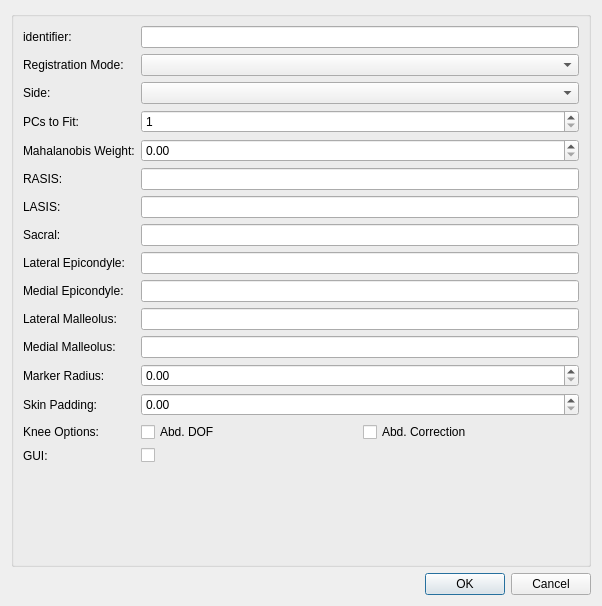
Old version of the form mapclientplugins/fieldworklowerlimbgenerationstep/qt/configuredialog.ui in the repository mapclient-plugins/fieldworklowerlimbgenerationstep.
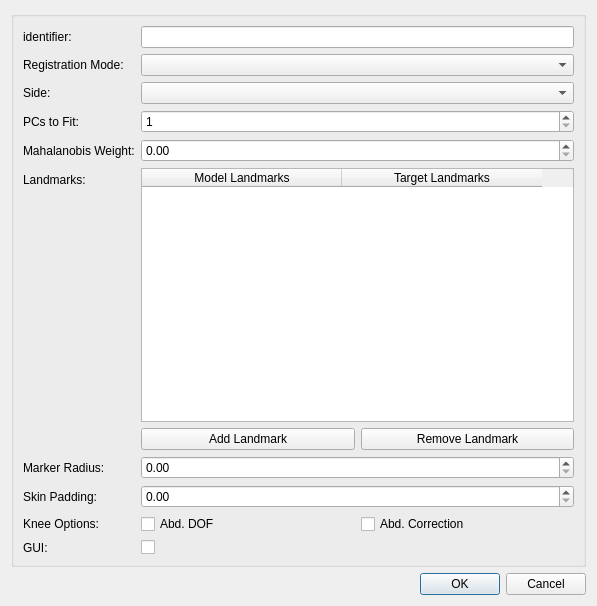
New version of the form.

Commit message: Landmark picking done using a table

Patch:
```diff
--- a/mapclientplugins/fieldworklowerlimbgenerationstep/qt/configuredialog.ui
+++ b/mapclientplugins/fieldworklowerlimbgenerationstep/qt/configuredialog.ui
@@ -6,7 +6,7 @@
    <rect>
     <x>0</x>
     <y>0</y>
-    <width>602</width>
+    <width>597</width>
     <height>606</height>
    </rect>
   </property>
@@ -20,6 +20,9 @@
       <string/>
      </property>
      <layout class="QFormLayout" name="formLayout">
+      <property name="fieldGrowthPolicy">
+       <enum>QFormLayout::AllNonFixedFieldsGrow</enum>
+      </property>
       <item row="0" column="0">
        <widget class="QLabel" name="label0">
         <property name="text">
@@ -37,6 +40,19 @@
         </property>
        </widget>
       </item>
+      <item row="1" column="1">
+       <widget class="QComboBox" name="comboBox_regmode"/>
+      </item>
+      <item row="2" column="0">
+       <widget class="QLabel" name="label_14">
+        <property name="text">
+         <string>Side:</string>
+        </property>
+       </widget>
+      </item>
+      <item row="2" column="1">
+       <widget class="QComboBox" name="comboBox_side"/>
+      </item>
       <item row="3" column="0">
        <widget class="QLabel" name="label">
         <property name="text">
@@ -71,84 +87,38 @@
       <item row="5" column="0">
        <widget class="QLabel" name="label_3">
         <property name="text">
-         <string>RASIS:</string>
+         <string>Landmarks:</string>
         </property>
        </widget>
       </item>
       <item row="6" column="0">
-       <widget class="QLabel" name="label_4">
+       <widget class="QLabel" name="label_12">
         <property name="text">
-         <string>LASIS:</string>
+         <string>Marker Radius:</string>
         </property>
        </widget>
       </item>
-      <item row="5" column="1">
-       <widget class="QLineEdit" name="lineEdit_RASIS"/>
-      </item>
       <item row="6" column="1">
-       <widget class="QLineEdit" name="lineEdit_LASIS"/>
-      </item>
-      <item row="1" column="1">
-       <widget class="QComboBox" name="comboBox_regmode"/>
-      </item>
-      <item row="7" column="1">
-       <widget class="QLineEdit" name="lineEdit_Sacral"/>
+       <widget class="QDoubleSpinBox" name="doubleSpinBox_markerRadius"/>
       </item>
       <item row="7" column="0">
-       <widget class="QLabel" name="label_9">
+       <widget class="QLabel" name="label_13">
         <property name="text">
-         <string>Sacral:</string>
+         <string>Skin Padding:</string>
         </property>
        </widget>
       </item>
+      <item row="7" column="1">
+       <widget class="QDoubleSpinBox" name="doubleSpinBox_skinPad"/>
+      </item>
       <item row="8" column="0">
-       <widget class="QLabel" name="label_5">
-        <property name="text">
-         <string>Lateral Epicondyle:</string>
-        </property>
-       </widget>
-      </item>
-      <item row="8" column="1">
-       <widget class="QLineEdit" name="lineEdit_LEC"/>
-      </item>
-      <item row="9" column="0">
-       <widget class="QLabel" name="label_6">
-        <property name="text">
-         <string>Medial Epicondyle:</string>
-        </property>
-       </widget>
-      </item>
-      <item row="9" column="1">
-       <widget class="QLineEdit" name="lineEdit_MEC"/>
-      </item>
-      <item row="10" column="0">
-       <widget class="QLabel" name="label_7">
-        <property name="text">
-         <string>Lateral Malleolus:</string>
-        </property>
-       </widget>
-      </item>
-      <item row="10" column="1">
-       <widget class="QLineEdit" name="lineEdit_LM"/>
-      </item>
-      <item row="11" column="0">
-       <widget class="QLabel" name="label_8">
-        <property name="text">
-         <string>Medial Malleolus:</string>
-        </property>
-       </widget>
-      </item>
-      <item row="11" column="1">
-       <widget class="QLineEdit" name="lineEdit_MM"/>
-      </item>
-      <item row="14" column="0">
        <widget class="QLabel" name="label_10">
         <property name="text">
          <string>Knee Options:</string>
         </property>
        </widget>
       </item>
-      <item row="14" column="1">
+      <item row="8" column="1">
        <layout class="QHBoxLayout" name="horizontalLayout">
         <item>
          <widget class="QCheckBox" name="checkBox_kneedof">
@@ -166,49 +136,61 @@
         </item>
        </layout>
       </item>
-      <item row="15" column="0">
+      <item row="9" column="0">
        <widget class="QLabel" name="label_11">
         <property name="text">
          <string>GUI:</string>
         </property>
        </widget>
       </item>
-      <item row="15" column="1">
+      <item row="9" column="1">
        <widget class="QCheckBox" name="checkBox_GUI">
         <property name="text">
          <string/>
         </property>
        </widget>
       </item>
-      <item row="12" column="0">
-       <widget class="QLabel" name="label_12">
-        <property name="text">
-         <string>Marker Radius:</string>
-        </property>
-       </widget>
-      </item>
-      <item row="13" column="0">
-       <widget class="QLabel" name="label_13">
-        <property name="text">
-         <string>Skin Padding:</string>
-        </property>
-       </widget>
-      </item>
-      <item row="12" column="1">
-       <widget class="QDoubleSpinBox" name="doubleSpinBox_markerRadius"/>
-      </item>
-      <item row="13" column="1">
-       <widget class="QDoubleSpinBox" name="doubleSpinBox_skinPad"/>
-      </item>
-      <item row="2" column="0">
-       <widget class="QLabel" name="label_14">
-        <property name="text">
-         <string>Side:</string>
-        </property>
-       </widget>
-      </item>
-      <item row="2" column="1">
-       <widget class="QComboBox" name="comboBox_side"/>
+      <item row="5" column="1">
+       <layout class="QVBoxLayout" name="verticalLayout">
+        <item>
+         <widget class="QTableWidget" name="tableWidgetLandmarks">
+          <attribute name="horizontalHeaderDefaultSectionSize">
+           <number>200</number>
+          </attribute>
+          <attribute name="horizontalHeaderMinimumSectionSize">
+           <number>200</number>
+          </attribute>
+          <column>
+           <property name="text">
+            <string>Model Landmarks</string>
+           </property>
+          </column>
+          <column>
+           <property name="text">
+            <string>Target Landmarks</string>
+           </property>
+          </column>
+         </widget>
+        </item>
+        <item>
+         <layout class="QHBoxLayout" name="horizontalLayout_2">
+          <item>
+           <widget class="QPushButton" name="pushButton_addLandmark">
+            <property name="text">
+             <string>Add Landmark</string>
+            </property>
+           </widget>
+          </item>
+          <item>
+           <widget class="QPushButton" name="pushButton_removeLandmark">
+            <property name="text">
+             <string>Remove Landmark</string>
+            </property>
+           </widget>
+          </item>
+         </layout>
+        </item>
+       </layout>
       </item>
      </layout>
     </widget>
```
Left out of the diff: 10 changed lines with no effect on the pictures. The commit also changes 8 other files.
